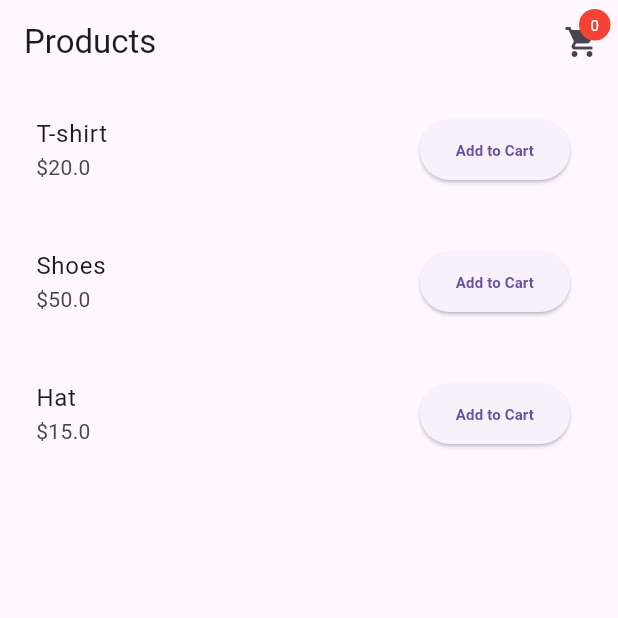
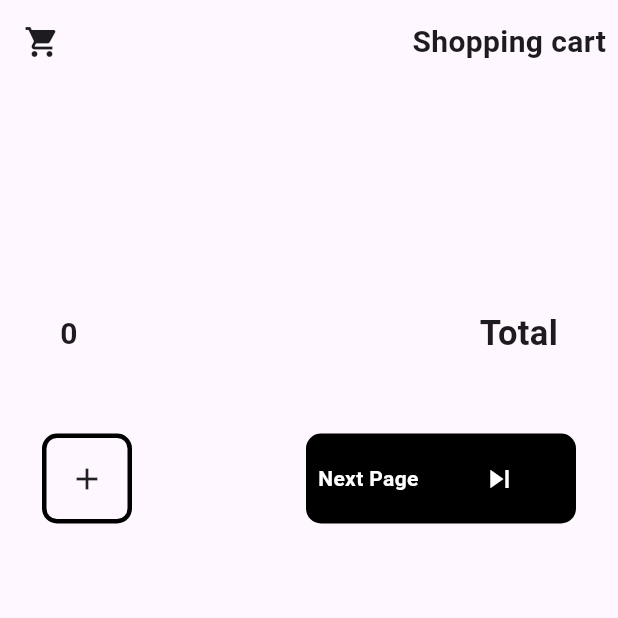
Before and after one commit to Ashika154/provider, a Flutter app: the screen it shows after launch, on a phone screen of 412 x 824 dp, the top half of it. Run offline on Flutter 3.47's test engine with Material 3 defaults, Android fonts, the phone set to English and light mode, and no system bars.

Commit message:
Add files via upload

```diff
--- /dev/null
+++ b/lib/data_class.dart
@@ -0,0 +1,14 @@
+import 'package:flutter/cupertino.dart';
+
+class DataClass extends ChangeNotifier{
+  int _x=0;
+  int get x=>_x;
+  void incrementX(){
+    _x++;
+    notifyListeners();
+  }
+  void decrementX(){
+    _x--;
+    notifyListeners();
+  }
+}
--- /dev/null
+++ b/lib/home_page.dart
@@ -0,0 +1,92 @@
+import 'package:flutter/material.dart';
+import 'package:my_first_app/data_class.dart';
+import 'package:my_first_app/second_page.dart';
+import 'package:provider/provider.dart';
+
+ class HomePage extends StatefulWidget {
+   const HomePage({super.key});
+
+   @override
+   State<HomePage> createState() => _HomePageState();
+ }
+
+ class _HomePageState extends State<HomePage> {
+   @override
+   Widget build(BuildContext context) {
+     return Scaffold(
+       appBar: AppBar(
+         leading: Icon(Icons.shopping_cart),
+         actions: [Padding(
+           padding: const EdgeInsets.all(8.0),
+           child: Text("Shopping cart",style: TextStyle(fontSize: 20,fontWeight: FontWeight.bold),),
+         )],
+       ),
+       body: Column(
+
+         children: [
+           SizedBox(height: 150,),
+           Padding(
+             padding: const EdgeInsets.symmetric(horizontal: 40),
+             child: Row(
+               children: [
+                 Consumer<DataClass>(builder: (context,dataClass,child){
+                  return Text("${dataClass.x}",style: TextStyle(fontSize: 20,fontWeight: FontWeight.bold),);
+                 }),
+                 Spacer(),
+                 Text("Total",style: TextStyle(fontSize: 23,fontWeight: FontWeight.bold),),
+
+               ],
+             ),
+           ),
+           SizedBox(height: 50,),
+           Padding(
+             padding: const EdgeInsets.only(left: 28.0),
+             child: Row(
+               children: [GestureDetector(
+                 child: Container(
+                   height: 60,
+                   width: 60,
+                   child: Icon(Icons.add),
+                   decoration: BoxDecoration(
+                     borderRadius: BorderRadius.circular(10),
+                     border: Border.all(
+                       color: Colors.black,
+                       width: 3,
+                     )
+                   ),
+                 ),
+                  onTap: (){
+                   Provider.of<DataClass>(context,listen: false).incrementX();
+                  }
+
+               ),
+                 Spacer(),
+                 Padding(
+                   padding: const EdgeInsets.only(right: 28.0),
+                   child: Container(height: 60,width: 180,
+                     child: Padding(
+                       padding: const EdgeInsets.all(8.0),
+                       child: Row(
+                         children: [
+                           Text("Next Page",style: TextStyle(fontWeight: FontWeight.bold,color: Colors.white),),
+                           SizedBox(width: 30,),
+                           IconButton(onPressed: (){
+                             Navigator.push(context, MaterialPageRoute(builder: (context)=>SecondPage()));
+                           }, icon: Icon(Icons.skip_next,color: Colors.white,))
+                         ],
+                       ),
+                     ),
+                     decoration: BoxDecoration(
+                         borderRadius: BorderRadius.circular(10),
+                         color: Colors.black
+                     ),
+                   ),
+                 )
+                       ],
+             ),
+           )
+         ],
+       ),
+     );
+   }
+ }
--- a/lib/main.dart
+++ b/lib/main.dart
@@ -1,12 +1,28 @@
 import 'package:flutter/material.dart';
+import 'package:my_first_app/second_page.dart';
 import 'package:provider/provider.dart';
-import 'app.dart';
+import 'data_class.dart';
+import 'home_page.dart';
 
 void main() {
-  runApp(
-    ChangeNotifierProvider(
-      create: (_) => CartProvider(),
-      child: ecommerce(),
-    ),
-  );
+  runApp(const WhatsAppUI());
 }
+
+class WhatsAppUI extends StatelessWidget {
+  const WhatsAppUI({super.key});
+  @override
+  Widget build(BuildContext context) {
+
+    return  ChangeNotifierProvider(
+      create: (context)=>DataClass(),
+      child: MaterialApp(
+        debugShowCheckedModeBanner: false,
+        title: "Flutter demo",
+        theme: ThemeData(
+          primarySwatch: Colors.blue,
+        ),
+        home: HomePage(),
+      ),
+    );
+  }
+}
```
Also changed, not shown: lib/second_page.dart (added, +92 -0 lines).
